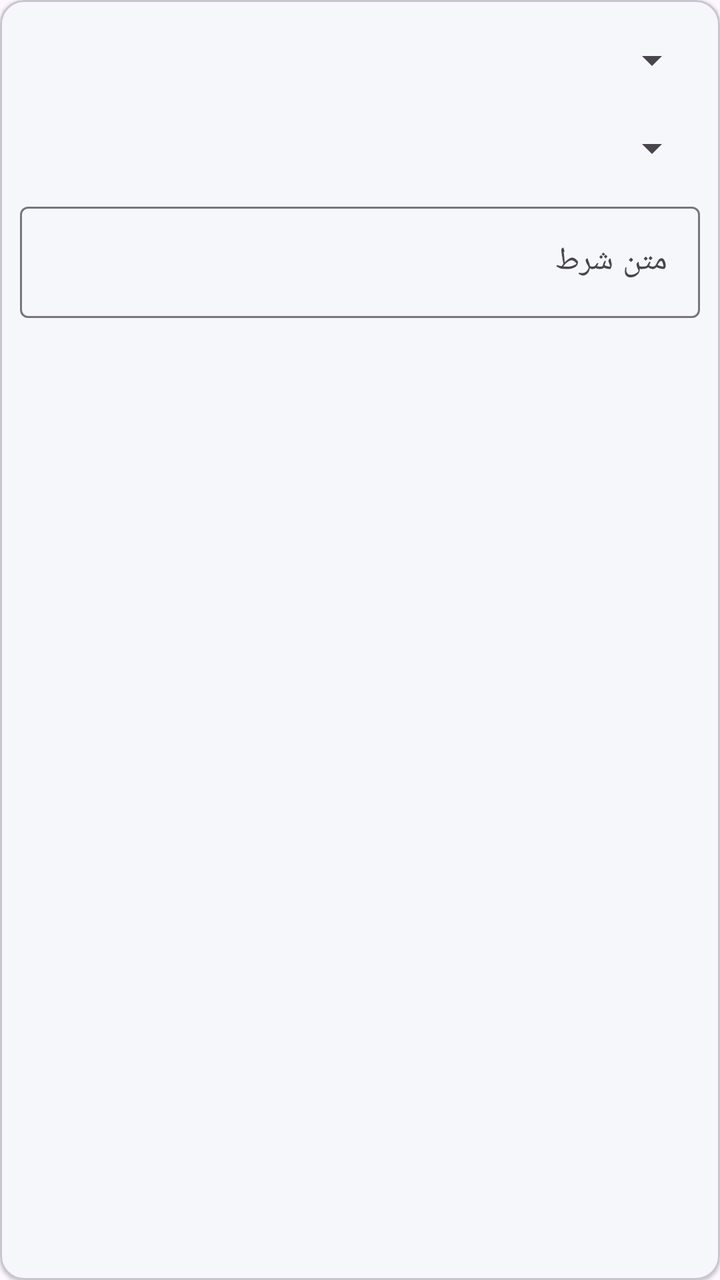
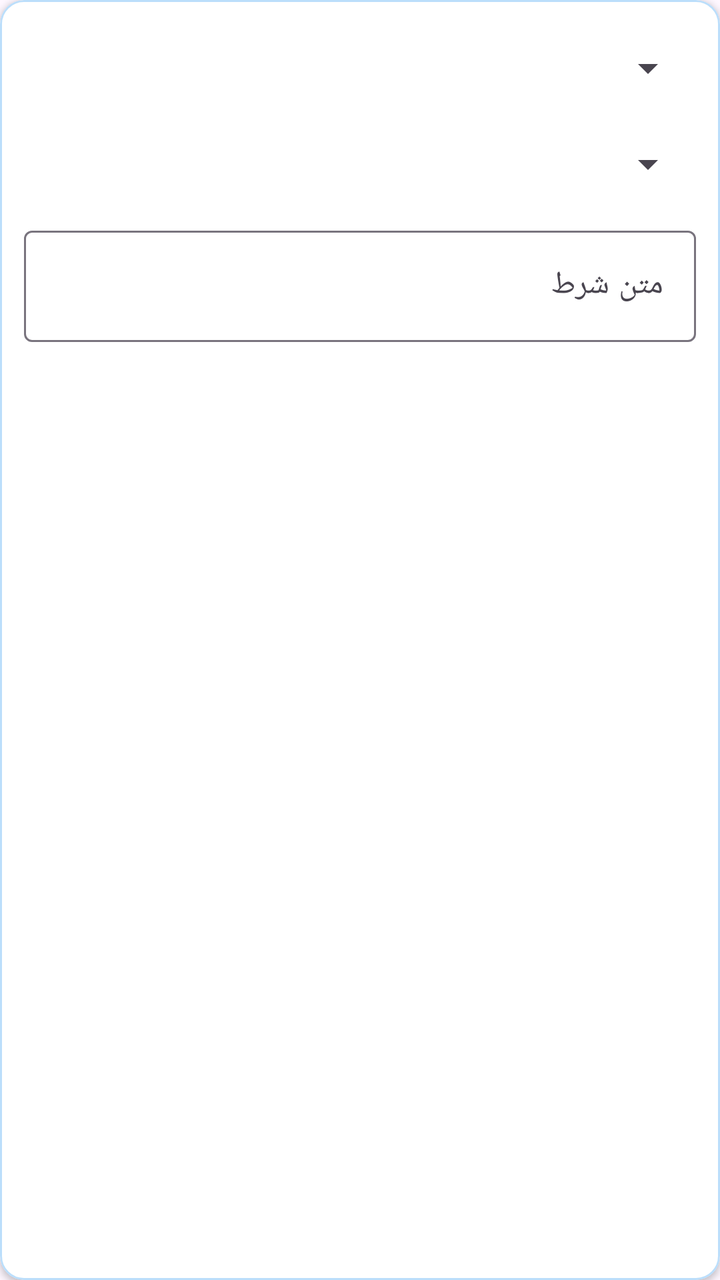

Screens rendered from an Android XML layout before and after an edit, with the pre-edit source and the edit as a unified diff.
<!-- AndroidManifest.xml: application theme Theme.SmsForwarder -->
<!-- res/layout/item_body_condition.xml -->
<?xml version="1.0" encoding="utf-8"?>
<com.google.android.material.card.MaterialCardView
    xmlns:android="http://schemas.android.com/apk/res/android"
    xmlns:app="http://schemas.android.com/apk/res-auto"
    android:layout_width="match_parent"
    android:layout_height="wrap_content"
    android:layout_marginTop="8dp"
    app:cardCornerRadius="12dp"
    app:cardElevation="1dp"
    app:cardBackgroundColor="#F5F7FA">

    <LinearLayout
        android:layout_width="match_parent"
        android:layout_height="wrap_content"
        android:orientation="vertical"
        android:padding="10dp">

        <LinearLayout
            android:layout_width="match_parent"
            android:layout_height="wrap_content"
            android:orientation="horizontal"
            android:gravity="center_vertical">

            <Spinner
                android:id="@+id/spLogicPrev"
                android:layout_width="0dp"
                android:layout_height="40dp"
                android:layout_weight="1" />

            <ImageButton
                android:id="@+id/btnRemove"
                android:layout_width="36dp"
                android:layout_height="36dp"
                android:background="?attr/selectableItemBackgroundBorderless"
                android:src="@android:drawable/ic_menu_close_clear_cancel"
                android:contentDescription="حذف شرط"
                android:visibility="gone" />
        </LinearLayout>

        <Spinner
            android:id="@+id/spMatchType"
            android:layout_width="match_parent"
            android:layout_height="40dp"
            android:layout_marginTop="4dp" />

        <com.google.android.material.textfield.TextInputLayout
            android:layout_width="match_parent"
            android:layout_height="wrap_content"
            android:layout_marginTop="4dp"
            android:hint="متن شرط"
            style="@style/Widget.Material3.TextInputLayout.OutlinedBox">

            <com.google.android.material.textfield.TextInputEditText
                android:id="@+id/edtFilter"
                android:layout_width="match_parent"
                android:layout_height="wrap_content"
                android:inputType="text" />
        </com.google.android.material.textfield.TextInputLayout>

    </LinearLayout>
</com.google.android.material.card.MaterialCardView>
<!-- resources referenced by this layout -->
<resources>
  <style name="Theme.SmsForwarder" parent="Theme.Material3.DayNight.NoActionBar">
          <item name="colorPrimary">#0D47A1</item>
          <item name="colorPrimaryContainer">#E3F2FD</item>
          <item name="colorOnPrimary">@android:color/white</item>
          <item name="colorSecondary">#00897B</item>
          <item name="colorSecondaryContainer">#E0F2F1</item>
          <item name="android:statusBarColor">#0D47A1</item>
          <item name="android:navigationBarColor">#FAFAFA</item>
          <item name="android:windowLightNavigationBar">true</item>
      </style>
</resources>

<!-- the commit's change to res/layout/item_body_condition.xml (unified diff, before → after) -->
@@ -6,14 +6,16 @@
     android:layout_height="wrap_content"
     android:layout_marginTop="8dp"
     app:cardCornerRadius="12dp"
-    app:cardElevation="1dp"
-    app:cardBackgroundColor="#F5F7FA">
+    app:cardElevation="2dp"
+    app:strokeWidth="1dp"
+    app:strokeColor="#BBDEFB"
+    app:cardBackgroundColor="#FFFFFF">
 
     <LinearLayout
         android:layout_width="match_parent"
         android:layout_height="wrap_content"
         android:orientation="vertical"
-        android:padding="10dp">
+        android:padding="12dp">
 
         <LinearLayout
             android:layout_width="match_parent"
@@ -24,29 +26,32 @@
             <Spinner
                 android:id="@+id/spLogicPrev"
                 android:layout_width="0dp"
-                android:layout_height="40dp"
-                android:layout_weight="1" />
+                android:layout_height="44dp"
+                android:layout_weight="1"
+                android:popupBackground="#FFFFFF" />
 
             <ImageButton
                 android:id="@+id/btnRemove"
-                android:layout_width="36dp"
-                android:layout_height="36dp"
+                android:layout_width="40dp"
+                android:layout_height="40dp"
                 android:background="?attr/selectableItemBackgroundBorderless"
                 android:src="@android:drawable/ic_menu_close_clear_cancel"
                 android:contentDescription="حذف شرط"
-                android:visibility="gone" />
+                android:visibility="gone"
+                app:tint="#E53935" />
         </LinearLayout>
 
         <Spinner
             android:id="@+id/spMatchType"
             android:layout_width="match_parent"
-            android:layout_height="40dp"
-            android:layout_marginTop="4dp" />
+            android:layout_height="44dp"
+            android:layout_marginTop="4dp"
+            android:popupBackground="#FFFFFF" />
 
         <com.google.android.material.textfield.TextInputLayout
             android:layout_width="match_parent"
             android:layout_height="wrap_content"
-            android:layout_marginTop="4dp"
+            android:layout_marginTop="6dp"
             android:hint="متن شرط"
             style="@style/Widget.Material3.TextInputLayout.OutlinedBox">
 
@@ -54,7 +59,9 @@
                 android:id="@+id/edtFilter"
                 android:layout_width="match_parent"
                 android:layout_height="wrap_content"
-                android:inputType="text" />
+                android:inputType="text"
+                android:textColor="#212121"
+                android:textSize="16sp" />
         </com.google.android.material.textfield.TextInputLayout>
 
     </LinearLayout>
<!-- resource entries referenced after the edit -->
@@ -9,6 +9,15 @@
           <item name="android:statusBarColor">#0D47A1</item>
           <item name="android:navigationBarColor">#FAFAFA</item>
           <item name="android:windowLightNavigationBar">true</item>
+          
+          <item name="materialAlertDialogTheme">@style/ThemeOverlay.SmsForwarder.Dialog</item>
+      </style>
+  <style name="ThemeOverlay.SmsForwarder.Dialog" parent="ThemeOverlay.Material3.MaterialAlertDialog">
+          <item name="android:background">#FFFFFF</item>
+          <item name="colorSurface">#FFFFFF</item>
+          <item name="colorOnSurface">#212121</item>
+          <item name="android:textColorPrimary">#212121</item>
+          <item name="android:textColorSecondary">#424242</item>
       </style>
 </resources>
 
